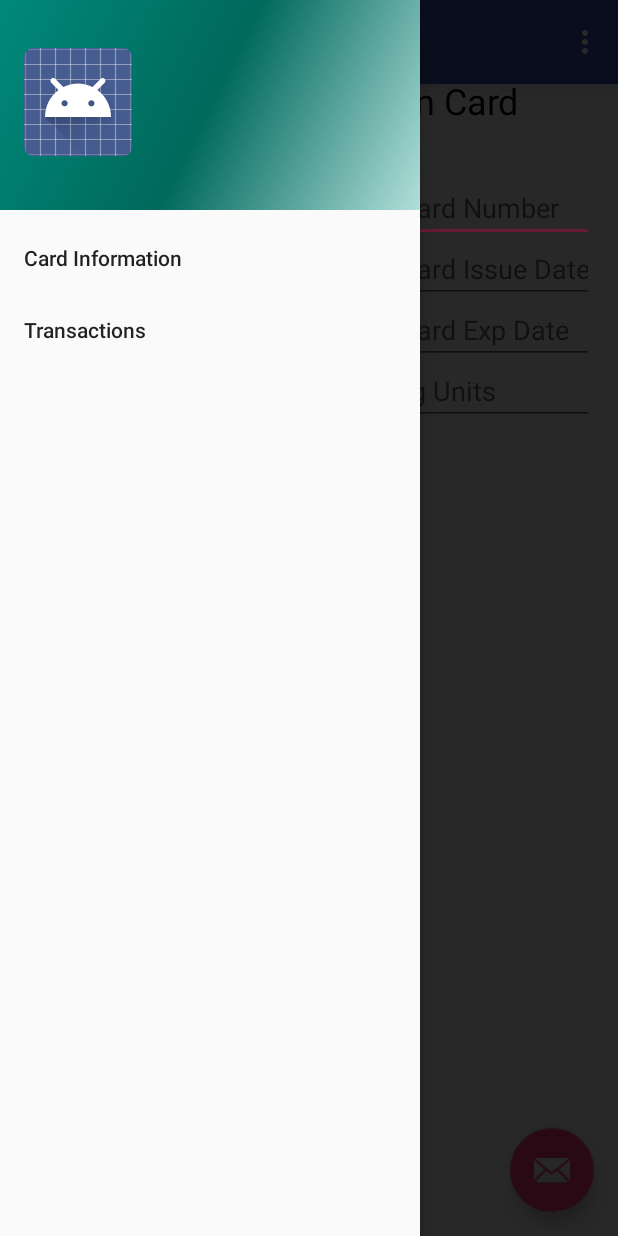
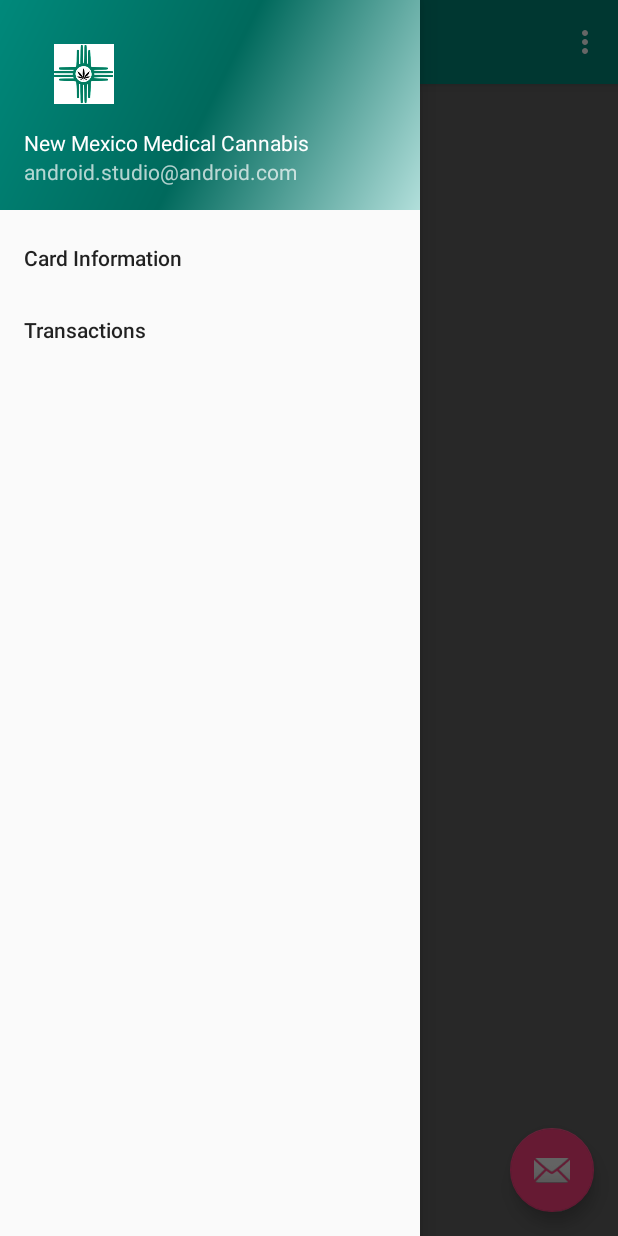
Before and after one commit to felicia-uri/NMMedicalCannabis, an Android app: the NavMenu screen opened directly, with no data from a screen before it, with the side drawer open, on a phone screen of 412 x 824 dp. Run offline under Robolectric (Android 15) with nearby library versions, the phone set to English and light mode, and no system bars.

Commit message:
Update App

```diff
--- a/app/build.gradle
+++ b/app/build.gradle
@@ -17,6 +17,7 @@ android {
             proguardFiles getDefaultProguardFile('proguard-android.txt'), 'proguard-rules.pro'
         }
     }
+    sourceSets { main { res.srcDirs = ['src/main/res', 'src/main/res/layout/fragments'] } }
 }
 
 dependencies {
--- a/app/src/main/java/edu/cnm/deepdive/nmmedicalcannabis/navigation/NavMenu.java
+++ b/app/src/main/java/edu/cnm/deepdive/nmmedicalcannabis/navigation/NavMenu.java
@@ -22,7 +22,7 @@ public class NavMenu extends AppCompatActivity
   @Override
   protected void onCreate(Bundle savedInstanceState) {
     super.onCreate(savedInstanceState);
-    setContentView(R.layout.activity_nav_menu);
+    setContentView(R.layout.activity_drawer_layout);
     Toolbar toolbar = (Toolbar) findViewById(R.id.toolbar);
     setSupportActionBar(toolbar);
 
@@ -41,11 +41,12 @@ public class NavMenu extends AppCompatActivity
     drawer.setDrawerListener(toggle);
     toggle.syncState();
 
-    NavigationView navigationView = (NavigationView) findViewById(R.id.nav_view);
+    NavigationView navigationView = (NavigationView) findViewById(R.id.navigation);
     navigationView.setNavigationItemSelectedListener(this);
 
-    PatientCardInfoPage patientCardInfoPage = new PatientCardInfoPage();
-    getSupportFragmentManager().beginTransaction().replace(R.id.fragment_nav_container, patientCardInfoPage).commit();
+//    PatientCardInfoPage patientCardInfoPage = new PatientCardInfoPage();
+//    getSupportFragmentManager().beginTransaction().replace(R.id.fragment_nav_container, patientCardInfoPage).commit();
+
   }
 
   @Override
@@ -72,6 +73,7 @@ public class NavMenu extends AppCompatActivity
     // as you specify a parent activity in AndroidManifest.xml.
     int id = item.getItemId();
 
+
     //noinspection SimplifiableIfStatement
     if (id == R.id.action_settings) {
       return true;
@@ -87,10 +89,10 @@ public class NavMenu extends AppCompatActivity
     int id = item.getItemId();
 
     switch (id) {
-      case R.id.fragment_patient_card_info_page :
+      case R.id.menu_patient_card_info_page:
         getSupportFragmentManager().beginTransaction().replace(R.id.fragment_nav_container, new PatientCardInfoPage()).commit();
         break;
-      case R.id.fragment_transactions_page :
+      case R.id.menu_transactions_page :
         getSupportFragmentManager().beginTransaction().replace(R.id.fragment_nav_container, new TransactionsPage()).commit();
         break;
     }
--- a/app/src/main/res/layout/activity_nav_menu.xml
+++ b/app/src/main/res/layout/activity_drawer_layout.xml
@@ -10,13 +10,16 @@
   android:fitsSystemWindows="true"
   tools:openDrawer="start">
 
-  <include
-    layout="@layout/app_bar_nav_menu"
+  <!--Main content view-->
+  <FrameLayout
+    android:id="@+id/fragment_nav_container"
     android:layout_width="match_parent"
-    android:layout_height="match_parent"/>
+    android:layout_height="match_parent"
+    ></FrameLayout>
 
+  <!--Navigation drawer-->
   <android.support.design.widget.NavigationView
-    android:id="@+id/nav_view"
+    android:id="@+id/navigation"
     android:layout_width="wrap_content"
     android:layout_height="match_parent"
     android:layout_gravity="start"
@@ -24,9 +27,11 @@
     app:headerLayout="@layout/nav_header_nav_menu"
     app:menu="@menu/menu_main"/>
 
-  <FrameLayout
-    android:id="@+id/fragment_nav_container"
-    android:layout_width="match_parent"
-    android:layout_height="match_parent"></FrameLayout>
+  <include
+    layout="@layout/app_bar_nav_menu"
+    android:layout_width="wrap_content"
+    android:layout_height="wrap_content"
+    />
+
 
 </android.support.v4.widget.DrawerLayout>
--- a/app/src/main/res/layout/app_bar_nav_menu.xml
+++ b/app/src/main/res/layout/app_bar_nav_menu.xml
@@ -7,6 +7,15 @@
   android:layout_height="match_parent"
   tools:context="edu.cnm.deepdive.nmmedicalcannabis.navigation.NavMenu">
 
+  <include layout="@layout/content_nav_menu"/>
+
+  <android.support.design.widget.FloatingActionButton
+    android:id="@+id/fab"
+    android:layout_width="wrap_content"
+    android:layout_height="wrap_content"
+    android:layout_margin="@dimen/fab_margin"
+    android:layout_gravity="bottom|end"
+    app:srcCompat="@android:drawable/ic_dialog_email"/>
   <android.support.design.widget.AppBarLayout
     android:layout_width="match_parent"
     android:layout_height="wrap_content"
@@ -21,14 +30,4 @@
 
   </android.support.design.widget.AppBarLayout>
 
-  <include layout="@layout/content_nav_menu"/>
-
-  <android.support.design.widget.FloatingActionButton
-    android:id="@+id/fab"
-    android:layout_width="wrap_content"
-    android:layout_height="wrap_content"
-    android:layout_margin="@dimen/fab_margin"
-    android:layout_gravity="bottom|end"
-    app:srcCompat="@android:drawable/ic_dialog_email"/>
-
 </android.support.design.widget.CoordinatorLayout>
--- a/app/src/main/res/layout/content_nav_menu.xml
+++ b/app/src/main/res/layout/content_nav_menu.xml
@@ -9,4 +9,6 @@
   tools:context="edu.cnm.deepdive.nmmedicalcannabis.navigation.NavMenu"
   tools:showIn="@layout/app_bar_nav_menu">
 
+
+
 </android.support.constraint.ConstraintLayout>
--- a/app/src/main/res/layout/fragment_patient_card_info_page.xml
+++ b/app/src/main/res/layout/fragment_patient_card_info_page.xml
@@ -2,7 +2,7 @@
   xmlns:android="http://schemas.android.com/apk/res/android"
   xmlns:app="http://schemas.android.com/apk/res-auto"
   xmlns:tools="http://schemas.android.com/tools"
-  android:id="@+id/fragment_patient_card_info_page"
+  android:id="@+id/menu_patient_card_info_page"
   android:layout_width="match_parent"
   android:layout_height="match_parent"
   tools:context="edu.cnm.deepdive.nmmedicalcannabis.fragments.PatientCardInfoPage">
@@ -13,17 +13,16 @@
     android:id="@+id/textPatientIdentificationCard"
     android:layout_width="wrap_content"
     android:layout_height="wrap_content"
-    android:layout_marginTop="32dp"
     android:text="@string/text_patient_id_card"
     android:textAlignment="center"
     android:textColor="@color/colorText"
     android:textSize="24sp"
     app:layout_constraintLeft_toLeftOf="parent"
     app:layout_constraintRight_toRightOf="parent"
-    app:layout_constraintTop_toTopOf="parent"
     app:layout_constraintHorizontal_bias="0.504"
     android:layout_marginBottom="8dp"
-    app:layout_constraintBottom_toTopOf="@+id/guideline"/>
+    app:layout_constraintBottom_toTopOf="@+id/guideline"
+    />
   <TextView
     android:id="@+id/textCardIdNumber"
     android:layout_width="wrap_content"
@@ -151,4 +150,10 @@
     android:id="@+id/guideline3"
     app:layout_constraintGuide_begin="371dp"
     android:orientation="horizontal"/>
+  <android.support.constraint.Guideline
+    android:layout_width="wrap_content"
+    android:layout_height="wrap_content"
+    android:id="@+id/guideline4"
+    app:layout_constraintGuide_begin="25dp"
+    android:orientation="horizontal"/>
 </android.support.constraint.ConstraintLayout>
--- a/app/src/main/res/layout/nav_header_nav_menu.xml
+++ b/app/src/main/res/layout/nav_header_nav_menu.xml
@@ -2,6 +2,7 @@
 <LinearLayout
   xmlns:android="http://schemas.android.com/apk/res/android"
   xmlns:app="http://schemas.android.com/apk/res-auto"
+  xmlns:tools="http://schemas.android.com/tools"
   android:layout_width="match_parent"
   android:layout_height="@dimen/nav_header_height"
   android:paddingTop="@dimen/activity_vertical_margin"
@@ -11,21 +12,24 @@
   android:background="@drawable/side_nav_bar"
   android:gravity="bottom"
   android:orientation="vertical"
-  android:theme="@style/ThemeOverlay.AppCompat.Dark">
+  android:theme="@style/ThemeOverlay.AppCompat.Dark"
+  android:weightSum="1">
 
   <ImageView
     android:id="@+id/imageView"
-    android:layout_width="wrap_content"
-    android:layout_height="wrap_content"
+    android:layout_width="79dp"
+    android:layout_height="57dp"
     android:paddingTop="@dimen/nav_header_vertical_spacing"
-    app:srcCompat="@android:drawable/sym_def_app_icon"/>
+    app:srcCompat="@drawable/nm_zia_icon"
+    android:layout_weight="0.40"/>
 
   <TextView
     android:layout_width="match_parent"
     android:layout_height="wrap_content"
     android:paddingTop="@dimen/nav_header_vertical_spacing"
-    android:text="Android Studio"
-    android:textAppearance="@style/TextAppearance.AppCompat.Body1"/>
+    android:text="@string/app_name"
+    android:textAppearance="@style/TextAppearance.AppCompat.Body1"
+    tools:ignore="HardcodedText"/>
 
   <TextView
     android:id="@+id/textView"
--- a/app/src/main/res/menu/menu_main.xml
+++ b/app/src/main/res/menu/menu_main.xml
@@ -2,13 +2,12 @@
 <menu xmlns:app="http://schemas.android.com/apk/res-auto"
   xmlns:android="http://schemas.android.com/apk/res/android">
 
-
   <group android:checkableBehavior="single">
     <item
-      android:id="@+id/fragment_patient_card_info_page"
+      android:id="@+id/menu_patient_card_info_page"
       android:title="@string/menu_patient_card_info"/>
     <item
-      android:id="@+id/fragment_transactions_page"
+      android:id="@+id/menu_transactions_page"
       android:title="@string/text_transaction_page_title"/>
   </group>
 
--- a/app/src/main/res/values/colors.xml
+++ b/app/src/main/res/values/colors.xml
@@ -1,7 +1,7 @@
 <?xml version="1.0" encoding="utf-8"?>
 <resources>
-  <color name="colorPrimary">#3F51B5</color>
-  <color name="colorPrimaryDark">#303F9F</color>
+  <color name="colorPrimary">#00897B</color>
+  <color name="colorPrimaryDark">#00695c</color>
   <color name="colorAccent">#FF4081</color>
 
   <color name="colorText">#000000</color>
```
Also changed, not shown: app/src/main/java/edu/cnm/deepdive/nmmedicalcannabis/fragments/TransactionsPage.java (+0 -10 lines), app/src/main/res/layout/fragment_transactions_page.xml (+15 -7 lines), app/src/main/res/drawable/nm_zia.jpg (deleted), app/src/main/res/drawable/nm_zia.png (added), app/src/main/res/drawable/nm_zia_icon.jpg (added).
